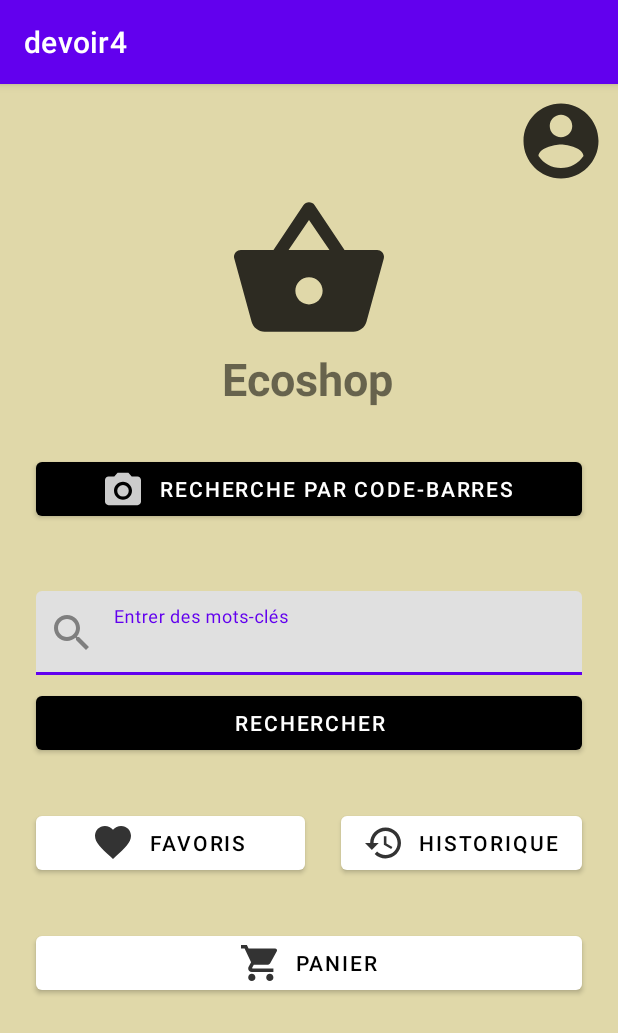
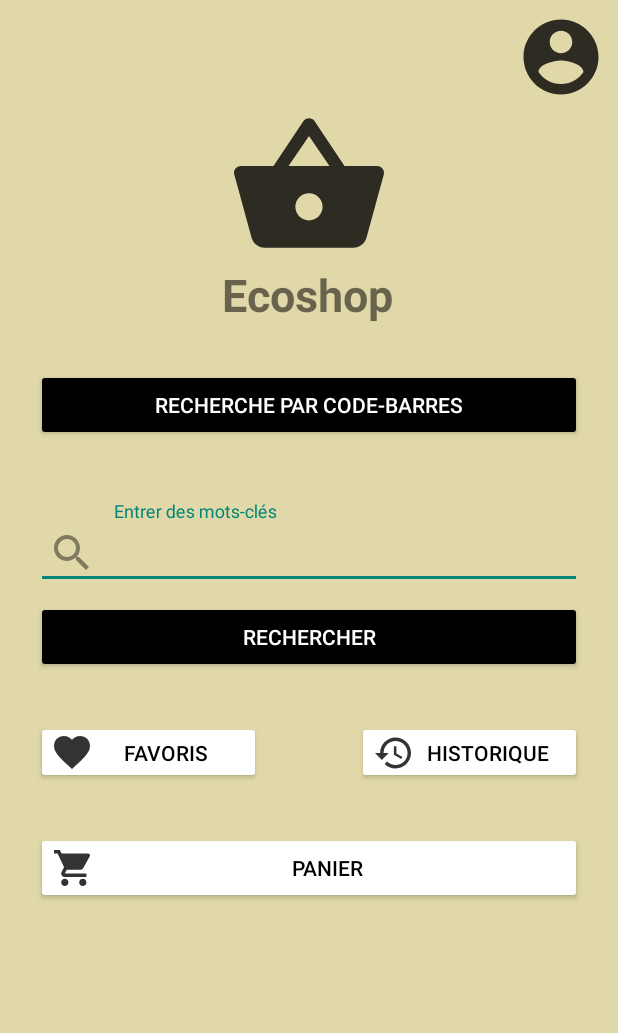
Before and after one commit to gabrielMenard/ApplicationEpicerie, an Android app: the Accueil screen opened directly, with no data from a screen before it, on a phone screen of 412 x 824 dp. Shown: the top 1033 px of the screen. Run offline under Robolectric (Android 15) with nearby library versions, the phone set to English and light mode, and no system bars; libraries missing offline, so code that uses them is left out: com.google.zxing.integration.

Commit message:
action removal

```diff
--- a/devoir4/app/src/main/AndroidManifest.xml
+++ b/devoir4/app/src/main/AndroidManifest.xml
@@ -10,7 +10,7 @@
         android:label="@string/app_name"
         android:roundIcon="@mipmap/ic_launcher_round"
         android:supportsRtl="true"
-        android:theme="@style/Theme.Devoir4">
+        android:theme="@style/Theme.AppCompat.Light.NoActionBar">
         <activity android:name=".Preauthentification">
             <intent-filter>
                 <action android:name="android.intent.action.MAIN" />
--- a/devoir4/app/src/main/res/layout/accueil.xml
+++ b/devoir4/app/src/main/res/layout/accueil.xml
@@ -61,7 +61,8 @@
                 android:layout_marginEnd="24dp"
                 android:layout_marginRight="24dp"
                 android:text="@string/t_b_code_barre"
-                app:backgroundTint="#000000"
+                app:backgroundTint="@color/black"
+                android:textColor="@color/white"
                 app:icon="@drawable/ic_camera"
                 app:iconGravity="textStart"
                 app:iconPadding="12dp"
@@ -105,7 +106,8 @@
                 android:layout_marginEnd="24dp"
                 android:layout_marginRight="24dp"
                 android:text="@string/t_b_rechercher"
-                app:backgroundTint="#000000"
+                android:textColor="@color/white"
+                app:backgroundTint="@color/black"
                 app:layout_constraintEnd_toEndOf="parent"
                 app:layout_constraintHorizontal_bias="0.0"
                 app:layout_constraintStart_toStartOf="parent"
@@ -113,20 +115,21 @@
 
             <Button
                 android:id="@+id/b_favoris"
-                android:layout_width="0dp"
-                android:layout_height="wrap_content"
+                android:layout_width="150dp"
+                android:layout_height="42dp"
                 android:layout_marginStart="24dp"
                 android:layout_marginLeft="24dp"
                 android:layout_marginTop="32dp"
                 android:layout_marginEnd="24dp"
                 android:layout_marginRight="24dp"
+                android:drawableLeft="@drawable/ic_favorite"
                 android:text="@string/t_b_favoris"
                 android:textColor="@android:color/black"
-                app:backgroundTint="#FFFFFF"
+                app:backgroundTint="@color/white"
                 app:icon="@drawable/ic_favorite"
                 app:iconGravity="textStart"
                 app:iconPadding="12dp"
-                app:iconTint="#000000"
+                app:iconTint="@color/black"
                 app:layout_constraintEnd_toStartOf="@+id/b_historique"
                 app:layout_constraintHorizontal_bias="0.0"
                 app:layout_constraintStart_toStartOf="parent"
@@ -134,18 +137,19 @@
 
             <Button
                 android:id="@+id/b_historique"
-                android:layout_width="0dp"
-                android:layout_height="wrap_content"
+                android:layout_width="150dp"
+                android:layout_height="42dp"
                 android:layout_marginTop="32dp"
                 android:layout_marginEnd="24dp"
                 android:layout_marginRight="24dp"
                 android:text="@string/t_b_historique"
                 android:textColor="@android:color/black"
-                app:backgroundTint="#FFFFFF"
+                app:backgroundTint="@color/white"
                 app:icon="@drawable/ic_history"
                 app:iconGravity="textStart"
                 app:iconPadding="12dp"
-                app:iconTint="#000000"
+                app:iconTint="@color/black"
+                android:drawableLeft="@drawable/ic_history"
                 app:layout_constraintEnd_toEndOf="parent"
                 app:layout_constraintTop_toBottomOf="@+id/b_rechercher" />
 
@@ -160,11 +164,12 @@
                 android:layout_marginRight="24dp"
                 android:text="@string/t_b_panier"
                 android:textColor="@android:color/black"
-                app:backgroundTint="#FFFFFF"
+                app:backgroundTint="@color/white"
                 app:icon="@drawable/ic_cart"
                 app:iconGravity="textStart"
                 app:iconPadding="12dp"
-                app:iconTint="#000000"
+                app:iconTint="@color/black"
+                android:drawableLeft="@drawable/ic_cart"
                 app:layout_constraintEnd_toEndOf="parent"
                 app:layout_constraintStart_toStartOf="parent"
                 app:layout_constraintTop_toBottomOf="@+id/b_favoris" />
--- a/devoir4/app/src/main/res/layout/resultats_recherche_layout.xml
+++ b/devoir4/app/src/main/res/layout/resultats_recherche_layout.xml
@@ -44,6 +44,7 @@
         android:layout_marginEnd="16dp"
         android:layout_marginRight="16dp"
         android:backgroundTint="@color/black"
+        android:textColor="@color/white"
         android:text="@string/voir_le_produit"
         android:textAllCaps="false"
         app:layout_constraintBottom_toBottomOf="@+id/info_produit_resultat"
--- a/devoir4/app/src/main/res/values/strings.xml
+++ b/devoir4/app/src/main/res/values/strings.xml
@@ -32,7 +32,7 @@
     <string name="lire">j\'ai lu et accepté les conditions</string>
     <string name="sinscrire">S\'inscrire</string>
     <string name="nom_produit">Nom du produit</string>
-    <string name="info_produit">Informattion sur le produit</string>
+    <string name="info_produit">Informations sur le produit</string>
     <string name="voir_alternatives">Voir alternatives</string>
     <string name="voir_plus">Voir plus</string>
     <string name="photo">Photo</string>
@@ -100,4 +100,8 @@
     </string-array>
     <string name="popup">Un courriel vous a été envoyé</string>
     <string name="ok">Ok</string>
+    <string name="honeycrisp">Honeycrisp</string>
+    <string name="honeycrisp_info">Pomme super croquante et délicieuse!</string>
+    <string name="ajouter_au_panier">Ajouter au panier</string>
+    <string name="item_ajoute">L\'item à été ajouté à votre panier</string>
 </resources>
```
Also changed, not shown: devoir4/app/src/main/java/com/example/devoir4/ResultatChoisi.java (+18 -0 lines), devoir4/app/src/main/res/layout/activity_resultat_choisi.xml (+33 -7 lines).
